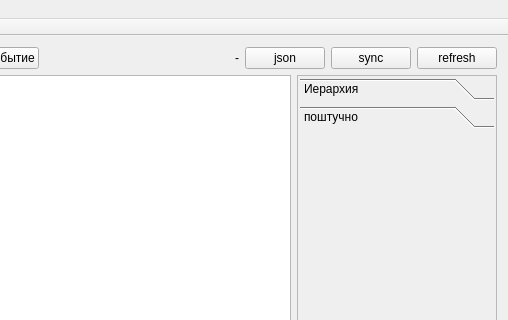
Before: the Qt Designer form mainwindow.ui in ChromVanadium/InventarIO, drawn with Qt 5; both pictures show x 314 to 822 and y 0 to 320 of the 822 by 534 pixel window.
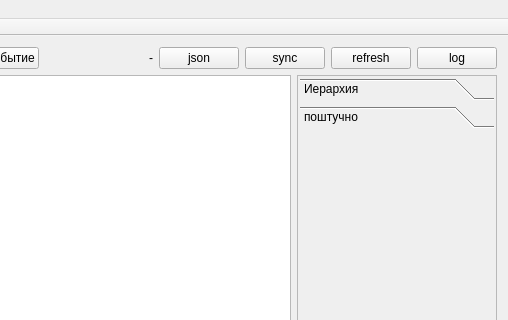
After: the same form once the commit is applied.

```diff
--- a/mainwindow.ui
+++ b/mainwindow.ui
@@ -85,6 +85,13 @@
         </property>
        </widget>
       </item>
+      <item>
+       <widget class="QPushButton" name="btLog">
+        <property name="text">
+         <string>log</string>
+        </property>
+       </widget>
+      </item>
      </layout>
     </item>
     <item>
```
Left out of the diff: 6 changed lines with no effect on the pictures.
